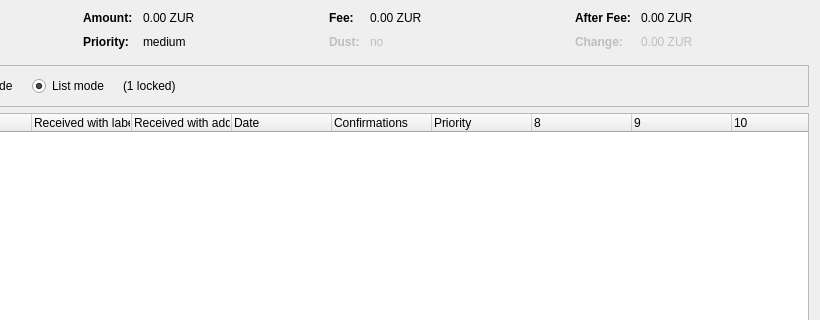
Old version of the form src/qt/forms/coincontroldialog.ui in the repository cryptoinhero/zurbank; both pictures show x 180 to 1000 and y 0 to 320 of the 1000 by 500 pixel window.
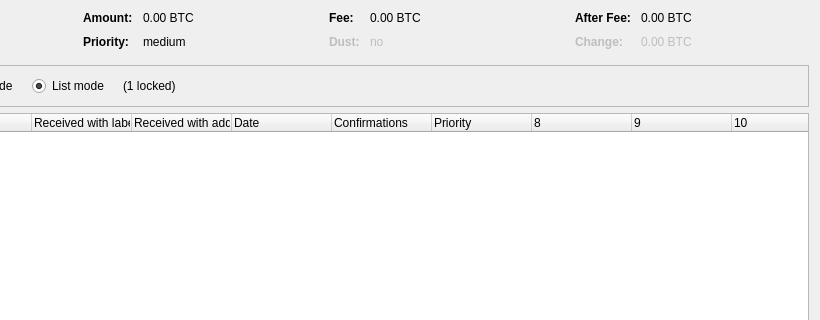
New version of the form. Custom widgets are drawn as their Qt base class.

What changed in the file:
```diff
--- a/src/qt/forms/coincontroldialog.ui
+++ b/src/qt/forms/coincontroldialog.ui
@@ -132,7 +132,7 @@
           <enum>Qt::ActionsContextMenu</enum>
          </property>
          <property name="text">
-          <string notr="true">0.00 ZUR</string>
+          <string notr="true">0.00 BTC</string>
          </property>
          <property name="textInteractionFlags">
           <set>Qt::LinksAccessibleByMouse|Qt::TextSelectableByKeyboard|Qt::TextSelectableByMouse</set>
@@ -206,7 +206,7 @@
           <enum>Qt::ActionsContextMenu</enum>
          </property>
          <property name="text">
-          <string notr="true">0.00 ZUR</string>
+          <string notr="true">0.00 BTC</string>
          </property>
          <property name="textInteractionFlags">
           <set>Qt::LinksAccessibleByMouse|Qt::TextSelectableByKeyboard|Qt::TextSelectableByMouse</set>
@@ -286,7 +286,7 @@
           <enum>Qt::ActionsContextMenu</enum>
          </property>
          <property name="text">
-          <string notr="true">0.00 ZUR</string>
+          <string notr="true">0.00 BTC</string>
          </property>
          <property name="textInteractionFlags">
           <set>Qt::LinksAccessibleByMouse|Qt::TextSelectableByKeyboard|Qt::TextSelectableByMouse</set>
@@ -321,7 +321,7 @@
           <enum>Qt::ActionsContextMenu</enum>
          </property>
          <property name="text">
-          <string notr="true">0.00 ZUR</string>
+          <string notr="true">0.00 BTC</string>
          </property>
          <property name="textInteractionFlags">
           <set>Qt::LinksAccessibleByMouse|Qt::TextSelectableByKeyboard|Qt::TextSelectableByMouse</set>
```
